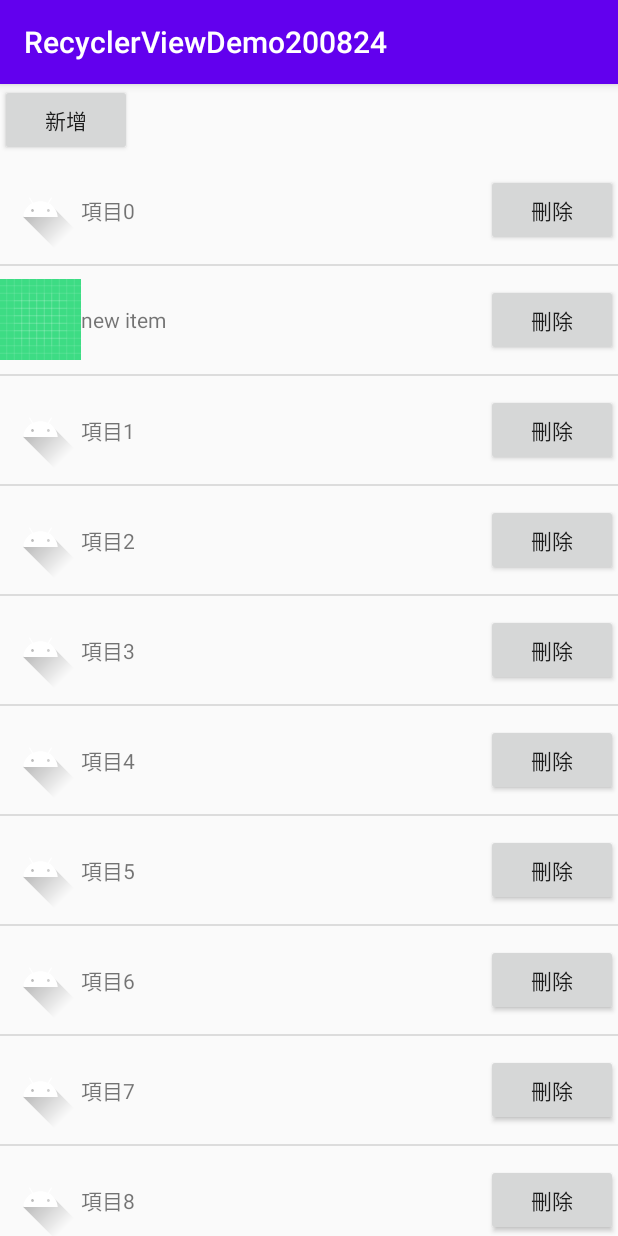
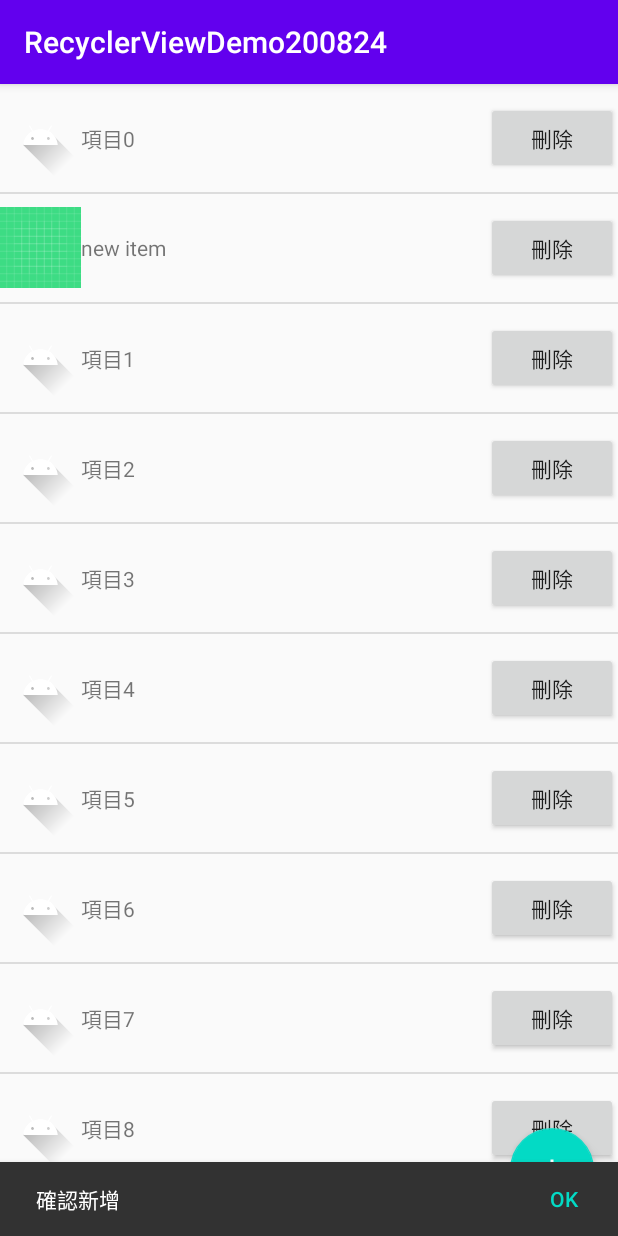
Before and after one commit to WebberLu/RecyclerViewDemo200824, an Android app: the screen it shows after launch (MainActivity), after a tap on "new item", on a phone screen of 412 x 824 dp. Run offline under Robolectric (Android 15) with nearby library versions, the phone set to English and light mode, and no system bars; 1 other tap on this screen came first.

Commit message:
Day 16 - Design Support Library Floating Action Button Snackbar https://ithelp.ithome.com.tw/articles/10188189 https://www.tutorialkart.com/kotlin-android/android-snackbar-set-action-example/

```diff
--- a/app/build.gradle
+++ b/app/build.gradle
@@ -34,5 +34,6 @@ dependencies {
     androidTestImplementation 'androidx.test.ext:junit:1.1.1'
     androidTestImplementation 'androidx.test.espresso:espresso-core:3.2.0'
     implementation 'androidx.recyclerview:recyclerview:1.1.0'
+    implementation 'com.google.android.material:material:1.2.0'
 
 }
--- a/app/src/main/java/com/wl/recyclerviewdemo200824/MainActivity.kt
+++ b/app/src/main/java/com/wl/recyclerviewdemo200824/MainActivity.kt
@@ -1,18 +1,17 @@
 package com.wl.recyclerviewdemo200824
 
 import android.os.Bundle
-import android.widget.AdapterView
 import android.widget.ArrayAdapter
 import android.widget.Toast
 import androidx.appcompat.app.AppCompatActivity
 import androidx.recyclerview.widget.DividerItemDecoration
-import androidx.recyclerview.widget.GridLayoutManager
 import androidx.recyclerview.widget.LinearLayoutManager
+import com.google.android.material.snackbar.Snackbar
 import com.wl.recyclerviewdemo200824.adapter.DataModel
 import com.wl.recyclerviewdemo200824.adapter.RecyclerViewAdapter
 import kotlinx.android.synthetic.main.activity_main.*
 
-class MainActivity : AppCompatActivity(),RecyclerViewAdapter.OnItemClickHandler {
+class MainActivity : AppCompatActivity(), RecyclerViewAdapter.OnItemClickHandler {
 
     lateinit var mAdapter: ArrayAdapter<String>
     var mData: ArrayList<String> = ArrayList()
@@ -53,7 +52,15 @@ class MainActivity : AppCompatActivity(),RecyclerViewAdapter.OnItemClickHandler
             addItemDecoration(DividerItemDecoration(context, DividerItemDecoration.VERTICAL))
         }
 
-        btnAdd.setOnClickListener { _-> viewAdapter.addItem(DataModel("new item", R.drawable.ic_launcher_background))}
+        btnAdd.setOnClickListener { _ ->
+            viewAdapter.addItem(DataModel("new item", R.drawable.ic_launcher_background))
+            Snackbar
+                .make(mainLayout, "確認新增", Snackbar.LENGTH_SHORT)
+                .setAction("OK") {
+                    Toast.makeText(this, "Snackbar click OK!!", Toast.LENGTH_SHORT).show()
+                }
+                .show()
+        }
     }
 
     override fun onItemClick(position: Int, data: DataModel) {
--- a/app/src/main/res/layout/activity_main.xml
+++ b/app/src/main/res/layout/activity_main.xml
@@ -2,27 +2,36 @@
 <androidx.constraintlayout.widget.ConstraintLayout xmlns:android="http://schemas.android.com/apk/res/android"
     xmlns:app="http://schemas.android.com/apk/res-auto"
     xmlns:tools="http://schemas.android.com/tools"
+    android:id="@+id/mainLayout"
     android:layout_width="match_parent"
     android:layout_height="match_parent"
     tools:context=".MainActivity">
 
-    <Button
+    <com.google.android.material.floatingactionbutton.FloatingActionButton
         android:id="@+id/btnAdd"
         android:layout_width="wrap_content"
         android:layout_height="wrap_content"
-        android:text="新增" />
+        android:layout_margin="16dp"
+        android:src="@drawable/ic_add_btn"
+        app:elevation="6dp"
+        app:layout_constraintBottom_toBottomOf="parent"
+        app:layout_constraintEnd_toEndOf="parent"
+        app:pressedTranslationZ="12dp" />
+
 
     <ListView
         android:id="@+id/listview"
         android:layout_width="match_parent"
         android:layout_height="wrap_content"
-        app:layout_constraintBottom_toBottomOf="@+id/btnAdd" />
+        android:clipToPadding="false"
+        android:paddingBottom="72dp" />
 
     <androidx.recyclerview.widget.RecyclerView
         android:id="@+id/recycler_view"
         android:layout_width="match_parent"
         android:layout_height="wrap_content"
-        app:layout_constraintTop_toBottomOf="@+id/btnAdd" />
+        android:clipToPadding="false"
+        android:paddingBottom="72dp" />
 
 
 </androidx.constraintlayout.widget.ConstraintLayout>
```
Also changed, not shown: app/src/main/res/drawable/ic_add_btn.png (added).
